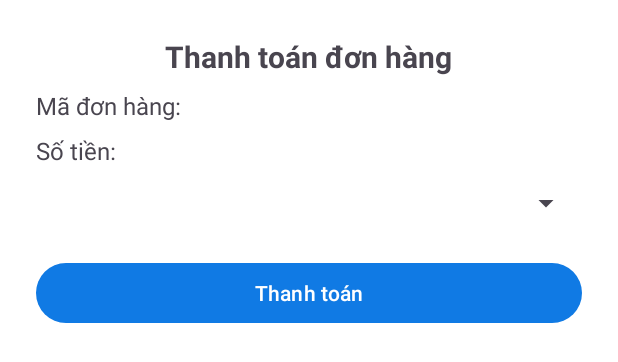
After one commit to thh1809/milkstore, an Android app: the layout activity_payment.xml on its own in the app's theme, with its tools: preview values and no code run, on a phone screen of 412 x 824 dp. The commit adds this screen. Shown: the top 362 px of the screen. Run offline under Robolectric (Android 15) with nearby library versions, the phone set to English and light mode, and no system bars.

Commit message:
thanh toan

```diff
--- /dev/null
+++ b/app/src/main/res/layout/activity_payment.xml
@@ -0,0 +1,74 @@
+<?xml version="1.0" encoding="utf-8"?>
+<LinearLayout xmlns:android="http://schemas.android.com/apk/res/android"
+    android:layout_width="match_parent"
+    android:layout_height="match_parent"
+    android:orientation="vertical"
+    android:padding="24dp"
+    android:background="#FFF">
+
+    <TextView
+        android:id="@+id/tvTitle"
+        android:layout_width="wrap_content"
+        android:layout_height="wrap_content"
+        android:text="Thanh toán đơn hàng"
+        android:textSize="20sp"
+        android:textStyle="bold"
+        android:layout_gravity="center_horizontal"
+        android:marginBottom="24dp"/>
+
+
+    <TextView
+        android:id="@+id/tvOrderId"
+        android:layout_width="match_parent"
+        android:layout_height="wrap_content"
+        android:text="Mã đơn hàng: "
+        android:textSize="16sp"
+        android:layout_marginTop="8dp"/>
+
+    <TextView
+        android:id="@+id/tvAmount"
+        android:layout_width="match_parent"
+        android:layout_height="wrap_content"
+        android:text="Số tiền: "
+        android:textSize="16sp"
+        android:layout_marginTop="8dp"/>
+
+    <Spinner
+        android:id="@+id/spinnerMethod"
+        android:layout_width="match_parent"
+        android:layout_height="wrap_content"
+        android:layout_marginTop="12dp"/>
+
+    <Button
+        android:id="@+id/btnPay"
+        android:layout_width="match_parent"
+        android:layout_height="wrap_content"
+        android:text="Thanh toán"
+        android:layout_marginTop="24dp"/>
+
+    <ProgressBar
+        android:id="@+id/progressBar"
+        android:layout_width="wrap_content"
+        android:layout_height="wrap_content"
+        android:layout_gravity="center_horizontal"
+        android:visibility="gone"
+        android:layout_marginTop="16dp"/>
+
+    <TextView
+        android:id="@+id/tvResult"
+        android:layout_width="match_parent"
+        android:layout_height="wrap_content"
+        android:text=""
+        android:textColor="#388E3C"
+        android:gravity="center"
+        android:layout_marginTop="16dp"/>
+
+    <Button
+        android:id="@+id/btnBackHome"
+        android:layout_width="match_parent"
+        android:layout_height="wrap_content"
+        android:text="Quay lại trang chủ"
+        android:layout_marginTop="16dp"
+        android:visibility="gone"/>
+
+</LinearLayout>
```
Also changed, not shown: app/src/main/java/com/milkstoremobile_fronend/Fragment/CartFragment.java (+19 -1 lines), app/src/main/java/com/milkstoremobile_fronend/api/services/PaymentApiService.java (added, +12 -0 lines), app/src/main/java/com/milkstoremobile_fronend/models/payment/PaymentRequest.java (added, +25 -0 lines), app/src/main/java/com/milkstoremobile_fronend/models/payment/PaymentResponse.java (added, +15 -0 lines), app/src/main/java/com/milkstoremobile_fronend/viewmodels/PaymentViewModel.java (added, +42 -0 lines), app/src/main/java/com/milkstoremobile_fronend/views/PaymentActivity.java (added, +81 -0 lines), app/src/main/res/layout/fragment_cart.xml (+7 -0 lines).
